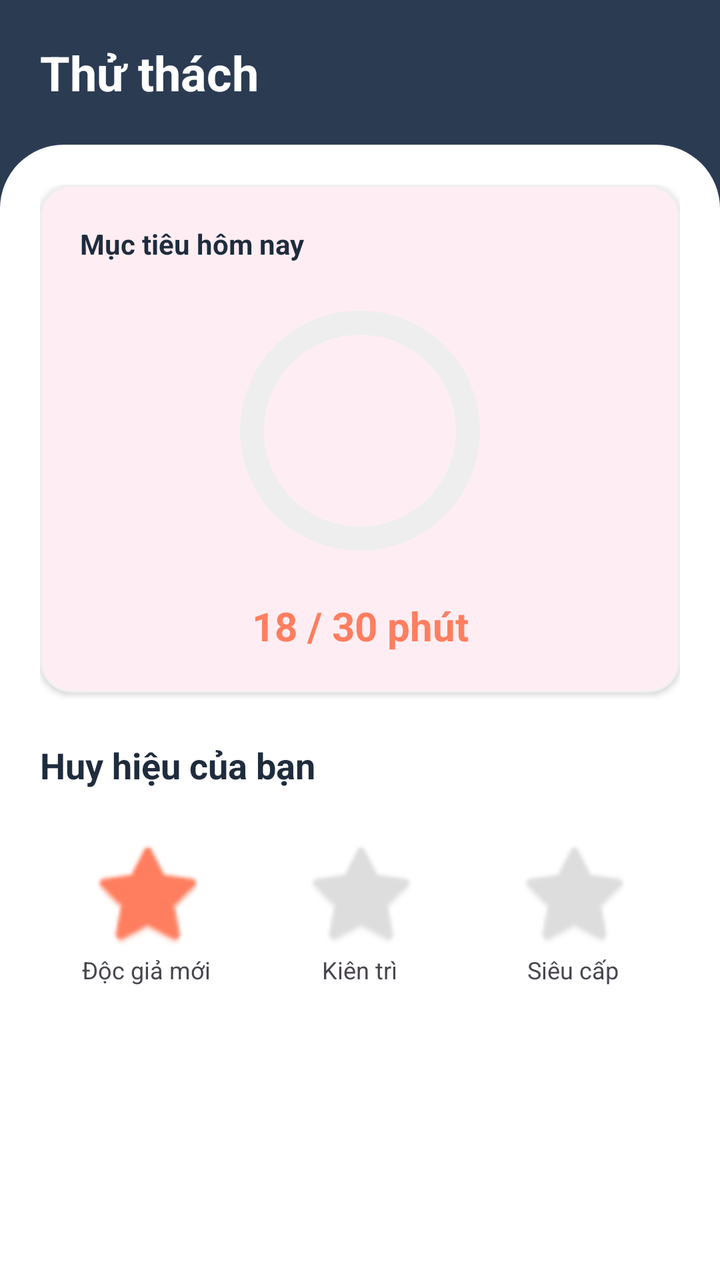
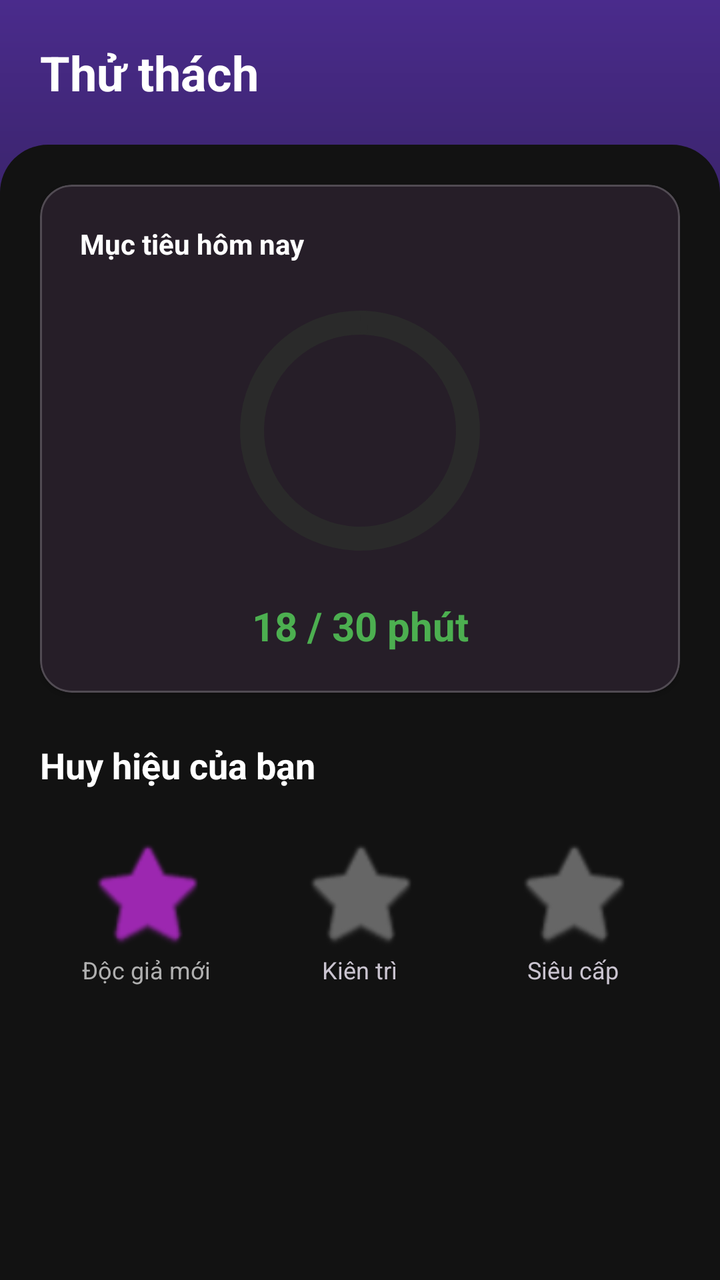

Screens rendered from an Android XML layout before and after an edit, with the pre-edit source and the edit as a unified diff.
<!-- AndroidManifest.xml: application theme Theme.BookReadingApp -->
<!-- res/layout/fragment_challenges.xml -->
<?xml version="1.0" encoding="utf-8"?>
<androidx.coordinatorlayout.widget.CoordinatorLayout xmlns:android="http://schemas.android.com/apk/res/android"
    xmlns:app="http://schemas.android.com/apk/res-auto"
    android:layout_width="match_parent"
    android:layout_height="match_parent"
    android:background="@color/brand_navy">

    <com.google.android.material.appbar.AppBarLayout
        android:layout_width="match_parent"
        android:layout_height="wrap_content"
        android:background="@android:color/transparent"
        app:elevation="0dp">
        <TextView
            android:layout_width="match_parent"
            android:layout_height="wrap_content"
            android:padding="20dp"
            android:text="Thử thách"
            android:textColor="@color/white"
            android:textSize="24sp"
            android:textStyle="bold" />
    </com.google.android.material.appbar.AppBarLayout>

    <androidx.core.widget.NestedScrollView
        android:layout_width="match_parent"
        android:layout_height="match_parent"
        android:background="@drawable/rounded_top_surface"
        app:layout_behavior="@string/appbar_scrolling_view_behavior">

        <LinearLayout
            android:layout_width="match_parent"
            android:layout_height="wrap_content"
            android:orientation="vertical"
            android:padding="20dp">

            
            <com.google.android.material.card.MaterialCardView
                android:layout_width="match_parent"
                android:layout_height="wrap_content"
                app:cardCornerRadius="16dp"
                app:cardElevation="2dp"
                app:strokeColor="#EEE"
                app:strokeWidth="1dp">
                <LinearLayout
                    android:layout_width="match_parent"
                    android:layout_height="wrap_content"
                    android:orientation="vertical"
                    android:padding="20dp">
                    <TextView
                        android:layout_width="wrap_content"
                        android:layout_height="wrap_content"
                        android:text="Mục tiêu hôm nay"
                        android:textColor="@color/brand_text_navy"
                        android:textStyle="bold" />

                    <com.google.android.material.progressindicator.CircularProgressIndicator
                        android:layout_width="wrap_content"
                        android:layout_height="wrap_content"
                        android:layout_gravity="center"
                        android:layout_margin="20dp"
                        android:progress="60"
                        app:indicatorColor="@color/brand_orange"
                        app:indicatorSize="120dp"
                        app:trackColor="#EEE"
                        app:trackThickness="12dp" />

                    <TextView
                        android:layout_width="match_parent"
                        android:layout_height="wrap_content"
                        android:gravity="center"
                        android:text="18 / 30 phút"
                        android:textColor="@color/brand_orange"
                        android:textSize="20sp"
                        android:textStyle="bold" />
                </LinearLayout>
            </com.google.android.material.card.MaterialCardView>

            
            <TextView
                android:layout_width="wrap_content"
                android:layout_height="wrap_content"
                android:layout_marginTop="24dp"
                android:text="Huy hiệu của bạn"
                android:textColor="@color/brand_text_navy"
                android:textSize="18sp"
                android:textStyle="bold" />

            <GridLayout
                android:layout_width="match_parent"
                android:layout_height="wrap_content"
                android:layout_marginTop="12dp"
                android:columnCount="3">

                <LinearLayout
                    android:layout_width="0dp"
                    android:layout_height="wrap_content"
                    android:layout_columnWeight="1"
                    android:gravity="center"
                    android:orientation="vertical"
                    android:padding="10dp">
                    <ImageView
                        android:layout_width="60dp"
                        android:layout_height="60dp"
                        android:src="@android:drawable/btn_star_big_on"
                        app:tint="@color/brand_orange" />
                    <TextView
                        android:layout_width="wrap_content"
                        android:layout_height="wrap_content"
                        android:text="Độc giả mới"
                        android:textSize="12sp"
                        android:gravity="center" />
                </LinearLayout>

                <LinearLayout
                    android:layout_width="0dp"
                    android:layout_height="wrap_content"
                    android:layout_columnWeight="1"
                    android:gravity="center"
                    android:orientation="vertical"
                    android:padding="10dp">
                    <ImageView
                        android:layout_width="60dp"
                        android:layout_height="60dp"
                        android:src="@android:drawable/btn_star_big_on"
                        app:tint="#DDD" />
                    <TextView
                        android:layout_width="wrap_content"
                        android:layout_height="wrap_content"
                        android:text="Kiên trì"
                        android:textSize="12sp"
                        android:gravity="center" />
                </LinearLayout>

                <LinearLayout
                    android:layout_width="0dp"
                    android:layout_height="wrap_content"
                    android:layout_columnWeight="1"
                    android:gravity="center"
                    android:orientation="vertical"
                    android:padding="10dp">
                    <ImageView
                        android:layout_width="60dp"
                        android:layout_height="60dp"
                        android:src="@android:drawable/btn_star_big_on"
                        app:tint="#DDD" />
                    <TextView
                        android:layout_width="wrap_content"
                        android:layout_height="wrap_content"
                        android:text="Siêu cấp"
                        android:textSize="12sp"
                        android:gravity="center" />
                </LinearLayout>

            </GridLayout>

        </LinearLayout>
    </androidx.core.widget.NestedScrollView>

</androidx.coordinatorlayout.widget.CoordinatorLayout>
<!-- resources referenced by this layout -->
<resources>
  <color name="brand_navy">#2B3B52</color>
  <color name="brand_orange">#FF7E5F</color>
  <color name="brand_text_navy">#1F2C3D</color>
  <color name="white">#FFFFFF</color>
  <!-- drawable rounded_top_surface (drawable) -->
  <?xml version="1.0" encoding="utf-8"?>
  <shape xmlns:android="http://schemas.android.com/apk/res/android">
      <solid android:color="@color/white" />
      <corners
          android:topLeftRadius="32dp"
          android:topRightRadius="32dp" />
  </shape>
  <style name="Theme.BookReadingApp" parent="Base.Theme.BookReadingApp" />
  <style name="Base.Theme.BookReadingApp" parent="Theme.Material3.DayNight.NoActionBar">
          
          <item name="colorPrimary">@color/primary</item>
          <item name="android:windowBackground">@color/background_pastel</item>
          <item name="android:statusBarColor">@color/background_pastel</item>
          <item name="android:windowLightStatusBar" tools:targetApi="m">true</item>
      </style>
  <color name="primary">@color/brand_orange</color>
  <color name="background_pastel">#FFFBF7</color>
</resources>

<!-- the commit's change to res/layout/fragment_challenges.xml (unified diff, before → after) -->
@@ -3,7 +3,7 @@
     xmlns:app="http://schemas.android.com/apk/res-auto"
     android:layout_width="match_parent"
     android:layout_height="match_parent"
-    android:background="@color/brand_navy">
+    android:background="@drawable/bg_header_gradient">
 
     <com.google.android.material.appbar.AppBarLayout
         android:layout_width="match_parent"
@@ -38,7 +38,8 @@
                 android:layout_height="wrap_content"
                 app:cardCornerRadius="16dp"
                 app:cardElevation="2dp"
-                app:strokeColor="#EEE"
+                app:cardBackgroundColor="@color/surface_card"
+                app:strokeColor="@color/stroke_subtle"
                 app:strokeWidth="1dp">
                 <LinearLayout
                     android:layout_width="match_parent"
@@ -58,9 +59,9 @@
                         android:layout_gravity="center"
                         android:layout_margin="20dp"
                         android:progress="60"
-                        app:indicatorColor="@color/brand_orange"
+                        app:indicatorColor="@color/brand_purple"
                         app:indicatorSize="120dp"
-                        app:trackColor="#EEE"
+                        app:trackColor="@color/surface_elevated"
                         app:trackThickness="12dp" />
 
                     <TextView
@@ -68,7 +69,7 @@
                         android:layout_height="wrap_content"
                         android:gravity="center"
                         android:text="18 / 30 phút"
-                        android:textColor="@color/brand_orange"
+                        android:textColor="@color/brand_green"
                         android:textSize="20sp"
                         android:textStyle="bold" />
                 </LinearLayout>
@@ -101,11 +102,12 @@
                         android:layout_width="60dp"
                         android:layout_height="60dp"
                         android:src="@android:drawable/btn_star_big_on"
-                        app:tint="@color/brand_orange" />
+                        app:tint="@color/brand_purple" />
                     <TextView
                         android:layout_width="wrap_content"
                         android:layout_height="wrap_content"
                         android:text="Độc giả mới"
+                        android:textColor="@color/brand_text_gray"
                         android:textSize="12sp"
                         android:gravity="center" />
                 </LinearLayout>
@@ -121,7 +123,7 @@
                         android:layout_width="60dp"
                         android:layout_height="60dp"
                         android:src="@android:drawable/btn_star_big_on"
-                        app:tint="#DDD" />
+                        app:tint="@color/icon_muted" />
                     <TextView
                         android:layout_width="wrap_content"
                         android:layout_height="wrap_content"
@@ -141,7 +143,7 @@
                         android:layout_width="60dp"
                         android:layout_height="60dp"
                         android:src="@android:drawable/btn_star_big_on"
-                        app:tint="#DDD" />
+                        app:tint="@color/icon_muted" />
                     <TextView
                         android:layout_width="wrap_content"
                         android:layout_height="wrap_content"
<!-- resource entries referenced after the edit -->
@@ -1,26 +1,51 @@
 <!-- resources referenced by this layout -->
 <resources>
-  <color name="brand_navy">#2B3B52</color>
-  <color name="brand_orange">#FF7E5F</color>
-  <color name="brand_text_navy">#1F2C3D</color>
+  <color name="brand_green">#4CAF50</color>
+  <color name="brand_purple">#9C27B0</color>
+  <color name="brand_text_gray">#B0B0B0</color>
+  <color name="brand_text_navy">#FFFFFF</color>
+  <color name="icon_muted">#666666</color>
+  <color name="stroke_subtle">#33FFFFFF</color>
+  <color name="surface_card">#1E1E1E</color>
+  <color name="surface_elevated">#2A2A2A</color>
   <color name="white">#FFFFFF</color>
+  <!-- drawable bg_header_gradient (drawable) -->
+  <?xml version="1.0" encoding="utf-8"?>
+  <shape xmlns:android="http://schemas.android.com/apk/res/android">
+      <gradient
+          android:angle="270"
+          android:centerColor="#1A1528"
+          android:endColor="#121212"
+          android:startColor="#4A2B8C"
+          android:type="linear" />
+  </shape>
   <!-- drawable rounded_top_surface (drawable) -->
   <?xml version="1.0" encoding="utf-8"?>
   <shape xmlns:android="http://schemas.android.com/apk/res/android">
-      <solid android:color="@color/white" />
+      <solid android:color="@color/background_dark" />
       <corners
-          android:topLeftRadius="32dp"
-          android:topRightRadius="32dp" />
+          android:topLeftRadius="24dp"
+          android:topRightRadius="24dp" />
   </shape>
   <style name="Theme.BookReadingApp" parent="Base.Theme.BookReadingApp" />
-  <style name="Base.Theme.BookReadingApp" parent="Theme.Material3.DayNight.NoActionBar">
-          
-          <item name="colorPrimary">@color/primary</item>
-          <item name="android:windowBackground">@color/background_pastel</item>
-          <item name="android:statusBarColor">@color/background_pastel</item>
-          <item name="android:windowLightStatusBar" tools:targetApi="m">true</item>
+  <color name="background_dark">#121212</color>
+  <style name="Base.Theme.BookReadingApp" parent="Theme.Material3.Dark.NoActionBar">
+          <item name="colorPrimary">@color/brand_purple</item>
+          <item name="colorOnPrimary">@color/white</item>
+          <item name="colorPrimaryContainer">@color/brand_purple_deep</item>
+          <item name="colorOnPrimaryContainer">@color/white</item>
+          <item name="colorSecondary">@color/brand_green</item>
+          <item name="colorOnSecondary">@color/white</item>
+          <item name="colorSurface">@color/surface_card</item>
+          <item name="colorOnSurface">@color/white</item>
+          <item name="colorSurfaceVariant">@color/surface_elevated</item>
+          <item name="colorOnSurfaceVariant">@color/brand_text_gray</item>
+          <item name="android:colorBackground">@color/background_dark</item>
+          <item name="android:windowBackground">@color/background_dark</item>
+          <item name="android:statusBarColor">@color/background_dark</item>
+          <item name="android:navigationBarColor">@color/background_dark</item>
+          <item name="android:windowLightStatusBar" tools:targetApi="m">false</item>
       </style>
-  <color name="primary">@color/brand_orange</color>
-  <color name="background_pastel">#FFFBF7</color>
+  <color name="brand_purple_deep">#4A2B8C</color>
 </resources>
 
